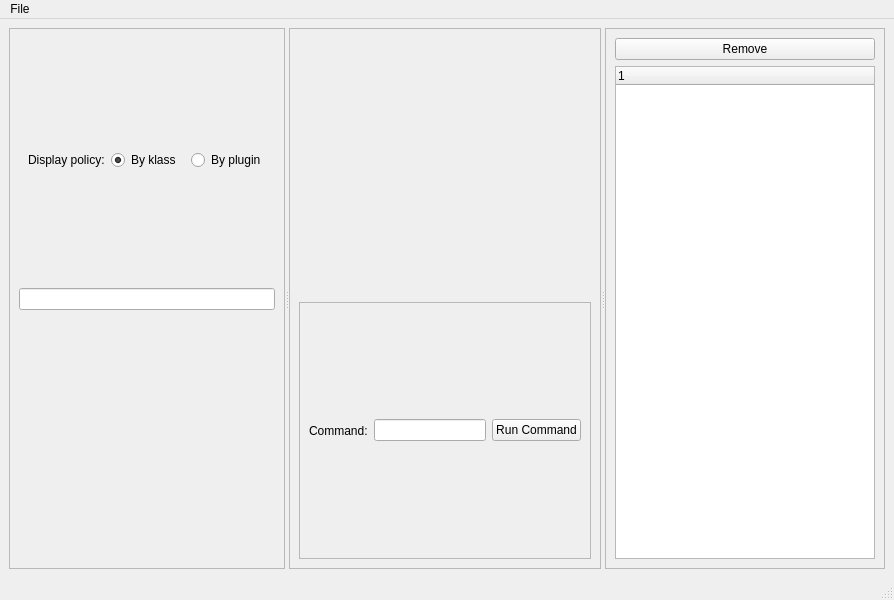
The window that src/Gui/ui_files/MainWindow.ui (loganek/gstcreator) describes before a commit, drawn with Qt 5.
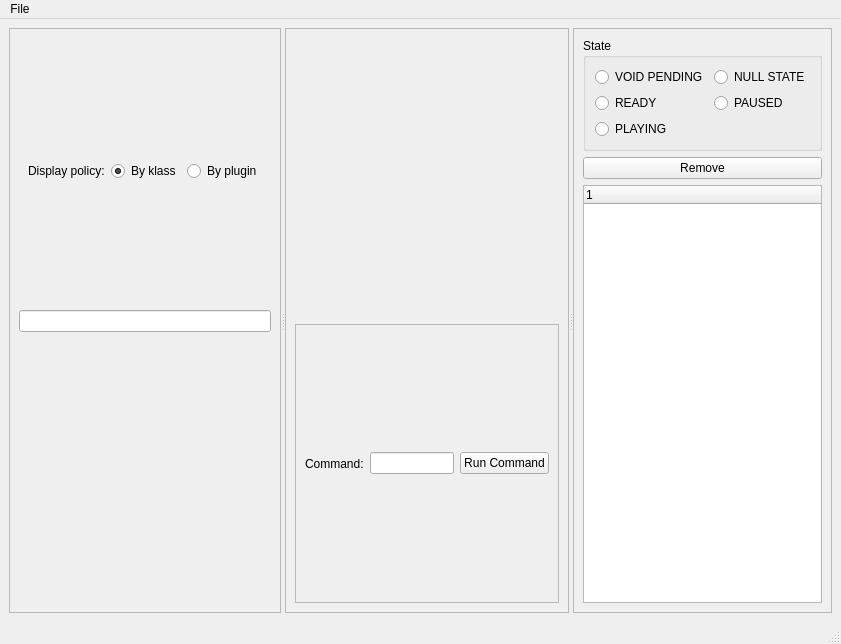
The same window after the commit.

Commit message: added radiobuttons for changing states

What changed in the file:
```diff
--- a/src/Gui/ui_files/MainWindow.ui
+++ b/src/Gui/ui_files/MainWindow.ui
@@ -6,8 +6,8 @@
    <rect>
     <x>0</x>
     <y>0</y>
-    <width>894</width>
-    <height>600</height>
+    <width>841</width>
+    <height>644</height>
    </rect>
   </property>
   <property name="windowTitle">
@@ -147,6 +147,50 @@
         <enum>QFrame::Raised</enum>
        </property>
        <layout class="QVBoxLayout" name="verticalLayout_3">
+        <item>
+         <widget class="QGroupBox" name="groupBox">
+          <property name="title">
+           <string>State</string>
+          </property>
+          <layout class="QGridLayout" name="gridLayout_3">
+           <item row="0" column="0">
+            <widget class="QRadioButton" name="voidPendingRadioButton">
+             <property name="text">
+              <string>VOID PENDING</string>
+             </property>
+            </widget>
+           </item>
+           <item row="0" column="1">
+            <widget class="QRadioButton" name="nullStateRadioButton">
+             <property name="text">
+              <string>NULL STATE</string>
+             </property>
+            </widget>
+           </item>
+           <item row="1" column="0">
+            <widget class="QRadioButton" name="readyRadioButton">
+             <property name="text">
+              <string>READY</string>
+             </property>
+            </widget>
+           </item>
+           <item row="1" column="1">
+            <widget class="QRadioButton" name="pausedRadioButton">
+             <property name="text">
+              <string>PAUSED</string>
+             </property>
+            </widget>
+           </item>
+           <item row="2" column="0">
+            <widget class="QRadioButton" name="playingRadioButton">
+             <property name="text">
+              <string>PLAYING</string>
+             </property>
+            </widget>
+           </item>
+          </layout>
+         </widget>
+        </item>
         <item>
          <widget class="QPushButton" name="removeObjectButton">
           <property name="text">
@@ -174,7 +218,7 @@
     <rect>
      <x>0</x>
      <y>0</y>
-     <width>894</width>
+     <width>841</width>
      <height>19</height>
     </rect>
    </property>
```
The commit also changes 3 other files.
